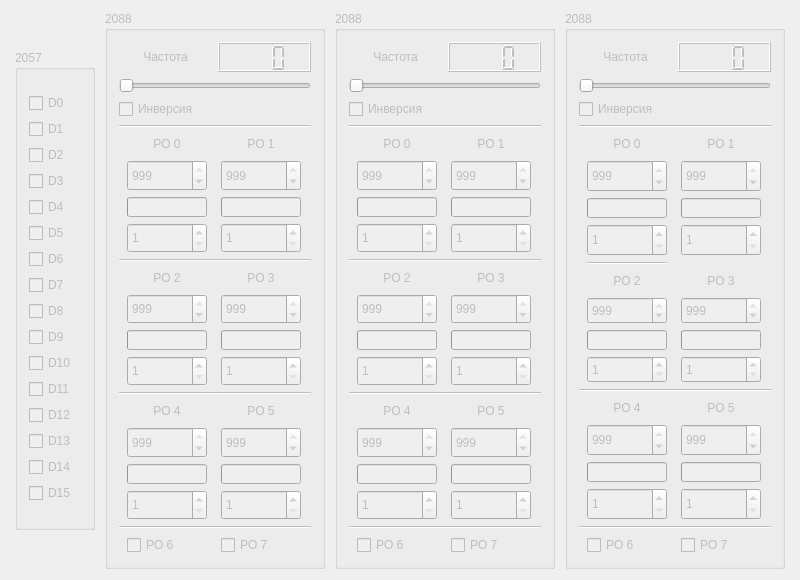
This is Megatron-server/server.ui in sseitov/Megatron as Qt 5 draws it before an edit. The edited form follows.
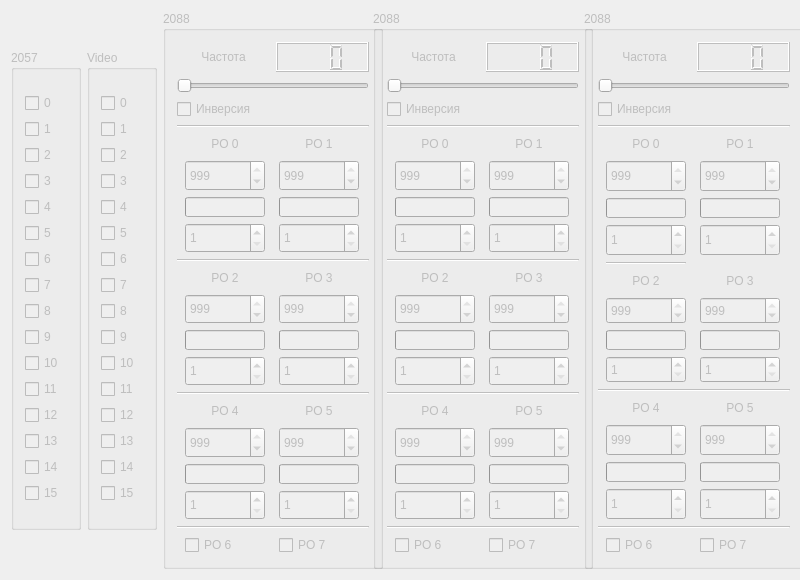
This is the edited form.

Commit message: add video client

```diff
--- a/Megatron-server/server.ui
+++ b/Megatron-server/server.ui
@@ -12,14 +12,14 @@
   </property>
   <property name="minimumSize">
    <size>
-    <width>640</width>
+    <width>800</width>
     <height>580</height>
    </size>
   </property>
   <property name="maximumSize">
    <size>
     <width>800</width>
-    <height>680</height>
+    <height>580</height>
    </size>
   </property>
   <property name="windowTitle">
@@ -33,13 +33,13 @@
      </property>
      <property name="minimumSize">
       <size>
-       <width>80</width>
+       <width>70</width>
        <height>480</height>
       </size>
      </property>
      <property name="maximumSize">
       <size>
-       <width>80</width>
+       <width>70</width>
        <height>480</height>
       </size>
      </property>
@@ -58,7 +58,7 @@
         <item>
          <widget class="QCheckBox" name="d0">
           <property name="text">
-           <string>D0</string>
+           <string>0</string>
           </property>
           <property name="checkable">
            <bool>true</bool>
@@ -68,7 +68,7 @@
         <item>
          <widget class="QCheckBox" name="d1">
           <property name="text">
-           <string>D1</string>
+           <string>1</string>
           </property>
           <property name="checkable">
            <bool>true</bool>
@@ -78,7 +78,7 @@
         <item>
          <widget class="QCheckBox" name="d2">
           <property name="text">
-           <string>D2</string>
+           <string>2</string>
           </property>
           <property name="checkable">
            <bool>true</bool>
@@ -88,7 +88,7 @@
         <item>
          <widget class="QCheckBox" name="d3">
           <property name="text">
-           <string>D3</string>
+           <string>3</string>
           </property>
           <property name="checkable">
            <bool>true</bool>
@@ -98,7 +98,7 @@
         <item>
          <widget class="QCheckBox" name="d4">
           <property name="text">
-           <string>D4</string>
+           <string>4</string>
           </property>
           <property name="checkable">
            <bool>true</bool>
@@ -108,7 +108,7 @@
         <item>
          <widget class="QCheckBox" name="d5">
           <property name="text">
-           <string>D5</string>
+           <string>5</string>
           </property>
           <property name="checkable">
            <bool>true</bool>
@@ -118,7 +118,7 @@
         <item>
          <widget class="QCheckBox" name="d6">
           <property name="text">
-           <string>D6</string>
+           <string>6</string>
           </property>
           <property name="checkable">
            <bool>true</bool>
@@ -128,7 +128,7 @@
         <item>
          <widget class="QCheckBox" name="d7">
           <property name="text">
-           <string>D7</string>
+           <string>7</string>
           </property>
           <property name="checkable">
            <bool>true</bool>
@@ -138,7 +138,7 @@
         <item>
          <widget class="QCheckBox" name="d8">
           <property name="text">
-           <string>D8</string>
+           <string>8</string>
           </property>
           <property name="checkable">
            <bool>true</bool>
@@ -148,7 +148,7 @@
         <item>
          <widget class="QCheckBox" name="d9">
           <property name="text">
-           <string>D9</string>
+           <string>9</string>
           </property>
           <property name="checkable">
            <bool>true</bool>
@@ -158,7 +158,7 @@
         <item>
          <widget class="QCheckBox" name="d10">
           <property name="text">
-           <string>D10</string>
+           <string>10</string>
           </property>
           <property name="checkable">
            <bool>true</bool>
@@ -168,7 +168,7 @@
         <item>
          <widget class="QCheckBox" name="d11">
           <property name="text">
-           <string>D11</string>
+           <string>11</string>
           </property>
           <property name="checkable">
            <bool>true</bool>
@@ -178,7 +178,7 @@
         <item>
          <widget class="QCheckBox" name="d12">
           <property name="text">
-           <string>D12</string>
+           <string>12</string>
           </property>
           <property name="checkable">
            <bool>true</bool>
@@ -188,7 +188,7 @@
         <item>
          <widget class="QCheckBox" name="d13">
           <property name="text">
-           <string>D13</string>
+           <string>13</string>
           </property>
           <property name="checkable">
            <bool>true</bool>
@@ -198,7 +198,7 @@
         <item>
          <widget class="QCheckBox" name="d14">
           <property name="text">
-           <string>D14</string>
+           <string>14</string>
           </property>
           <property name="checkable">
            <bool>true</bool>
@@ -208,7 +208,201 @@
         <item>
          <widget class="QCheckBox" name="d15">
           <property name="text">
-           <string>D15</string>
+           <string>15</string>
+          </property>
+          <property name="checkable">
+           <bool>true</bool>
+          </property>
+         </widget>
+        </item>
+       </layout>
+      </item>
+     </layout>
+    </widget>
+   </item>
+   <item>
+    <widget class="QGroupBox" name="can2057_2">
+     <property name="enabled">
+      <bool>false</bool>
+     </property>
+     <property name="minimumSize">
+      <size>
+       <width>70</width>
+       <height>480</height>
+      </size>
+     </property>
+     <property name="maximumSize">
+      <size>
+       <width>70</width>
+       <height>480</height>
+      </size>
+     </property>
+     <property name="title">
+      <string>Video</string>
+     </property>
+     <property name="checkable">
+      <bool>false</bool>
+     </property>
+     <property name="checked">
+      <bool>false</bool>
+     </property>
+     <layout class="QVBoxLayout" name="verticalLayout_5">
+      <item>
+       <layout class="QVBoxLayout" name="verticalLayout_18">
+        <item>
+         <widget class="QCheckBox" name="d0_2">
+          <property name="text">
+           <string>0</string>
+          </property>
+          <property name="checkable">
+           <bool>true</bool>
+          </property>
+         </widget>
+        </item>
+        <item>
+         <widget class="QCheckBox" name="d1_2">
+          <property name="text">
+           <string>1</string>
+          </property>
+          <property name="checkable">
+           <bool>true</bool>
+          </property>
+         </widget>
+        </item>
+        <item>
+         <widget class="QCheckBox" name="d2_2">
+          <property name="text">
+           <string>2</string>
+          </property>
+          <property name="checkable">
+           <bool>true</bool>
+          </property>
+         </widget>
+        </item>
+        <item>
+         <widget class="QCheckBox" name="d3_2">
+          <property name="text">
+           <string>3</string>
+          </property>
+          <property name="checkable">
+           <bool>true</bool>
+          </property>
+         </widget>
+        </item>
+        <item>
+         <widget class="QCheckBox" name="d4_2">
+          <property name="text">
+           <string>4</string>
+          </property>
+          <property name="checkable">
+           <bool>true</bool>
+          </property>
+         </widget>
+        </item>
+        <item>
+         <widget class="QCheckBox" name="d5_2">
+          <property name="text">
+           <string>5</string>
+          </property>
+          <property name="checkable">
+           <bool>true</bool>
+          </property>
+         </widget>
+        </item>
+        <item>
+         <widget class="QCheckBox" name="d6_2">
+          <property name="text">
+           <string>6</string>
+          </property>
+          <property name="checkable">
+           <bool>true</bool>
+          </property>
+         </widget>
+        </item>
+        <item>
+         <widget class="QCheckBox" name="d7_2">
+          <property name="text">
+           <string>7</string>
+          </property>
+          <property name="checkable">
+           <bool>true</bool>
+          </property>
+         </widget>
+        </item>
+        <item>
+         <widget class="QCheckBox" name="d8_2">
+          <property name="text">
+           <string>8</string>
+          </property>
+          <property name="checkable">
+           <bool>true</bool>
+          </property>
+         </widget>
+        </item>
+        <item>
+         <widget class="QCheckBox" name="d9_2">
+          <property name="text">
+           <string>9</string>
+          </property>
+          <property name="checkable">
+           <bool>true</bool>
+          </property>
+         </widget>
+        </item>
+        <item>
+         <widget class="QCheckBox" name="d10_2">
+          <property name="text">
+           <string>10</string>
+          </property>
+          <property name="checkable">
+           <bool>true</bool>
+          </property>
+         </widget>
+        </item>
+        <item>
+         <widget class="QCheckBox" name="d11_2">
+          <property name="text">
+           <string>11</string>
+          </property>
+          <property name="checkable">
+           <bool>true</bool>
+          </property>
+         </widget>
+        </item>
+        <item>
+         <widget class="QCheckBox" name="d12_2">
+          <property name="text">
+           <string>12</string>
+          </property>
+          <property name="checkable">
+           <bool>true</bool>
+          </property>
+         </widget>
+        </item>
+        <item>
+         <widget class="QCheckBox" name="d13_2">
+          <property name="text">
+           <string>13</string>
+          </property>
+          <property name="checkable">
+           <bool>true</bool>
+          </property>
+         </widget>
+        </item>
+        <item>
+         <widget class="QCheckBox" name="d14_2">
+          <property name="text">
+           <string>14</string>
+          </property>
+          <property name="checkable">
+           <bool>true</bool>
+          </property>
+         </widget>
+        </item>
+        <item>
+         <widget class="QCheckBox" name="d15_2">
+          <property name="text">
+           <string>15</string>
           </property>
           <property name="checkable">
            <bool>true</bool>
```
Left out of the diff: 34 changed lines with no effect on the pictures. The commit also changes 8 other files.
